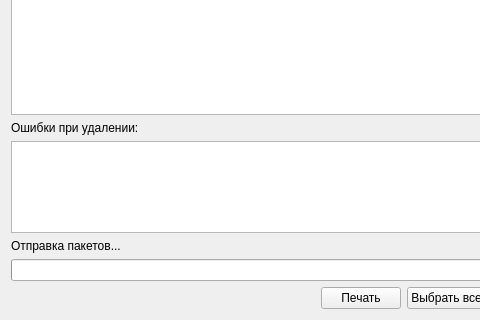
First picture: the form in Exchange/ImportDispExportedPlanDiagnosisDialog.ui, repository rusingineer/KPS-Samson, before the edit; both pictures show x 0 to 480 and y 222 to 542 of the 716 by 542 pixel window.
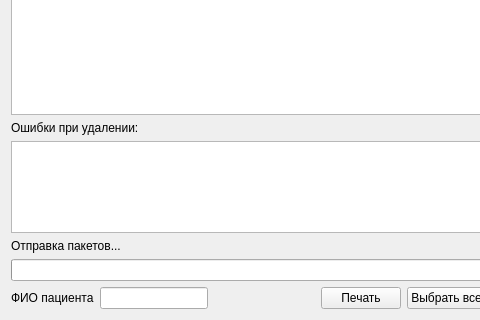
Second picture: the form after the edit. Custom widgets are drawn as their Qt base class.

The edit to the form file:
```diff
--- a/Exchange/ImportDispExportedPlanDiagnosisDialog.ui
+++ b/Exchange/ImportDispExportedPlanDiagnosisDialog.ui
@@ -186,6 +186,16 @@
    </item>
    <item>
     <layout class="QHBoxLayout" name="horizontalLayout_2">
+     <item>
+      <widget class="QLabel" name="lblFIO">
+       <property name="text">
+        <string>ФИО пациента</string>
+       </property>
+      </widget>
+     </item>
+     <item>
+      <widget class="QLineEdit" name="editFIO"/>
+     </item>
      <item>
       <spacer name="horizontalSpacer">
        <property name="orientation">
```
